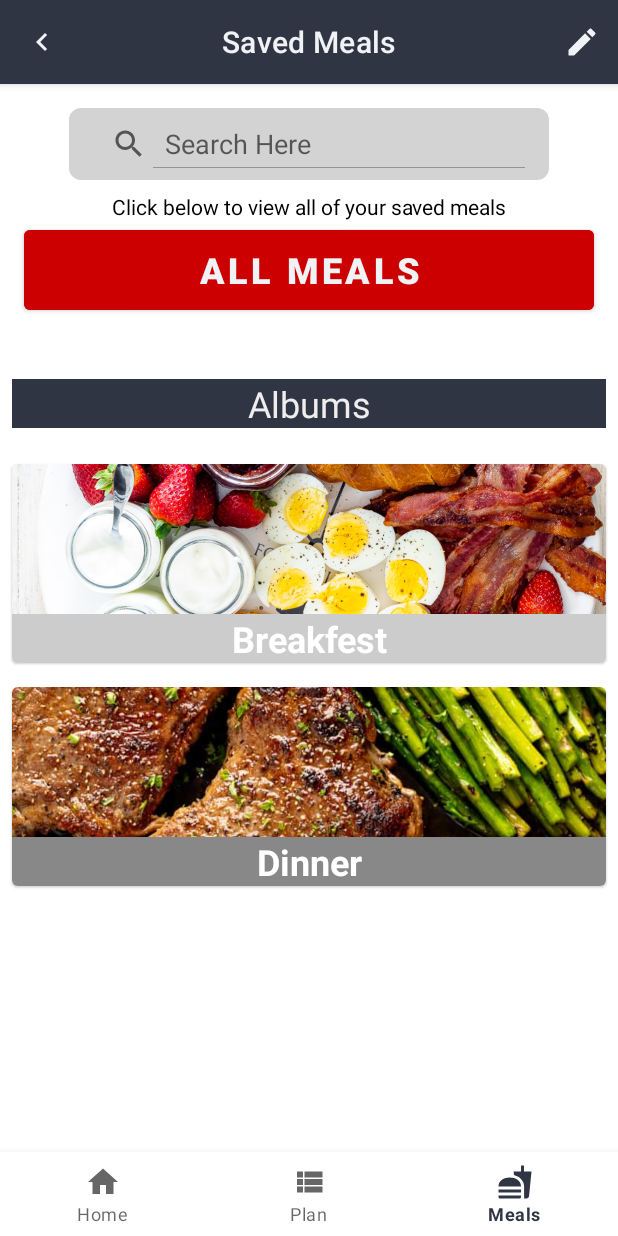
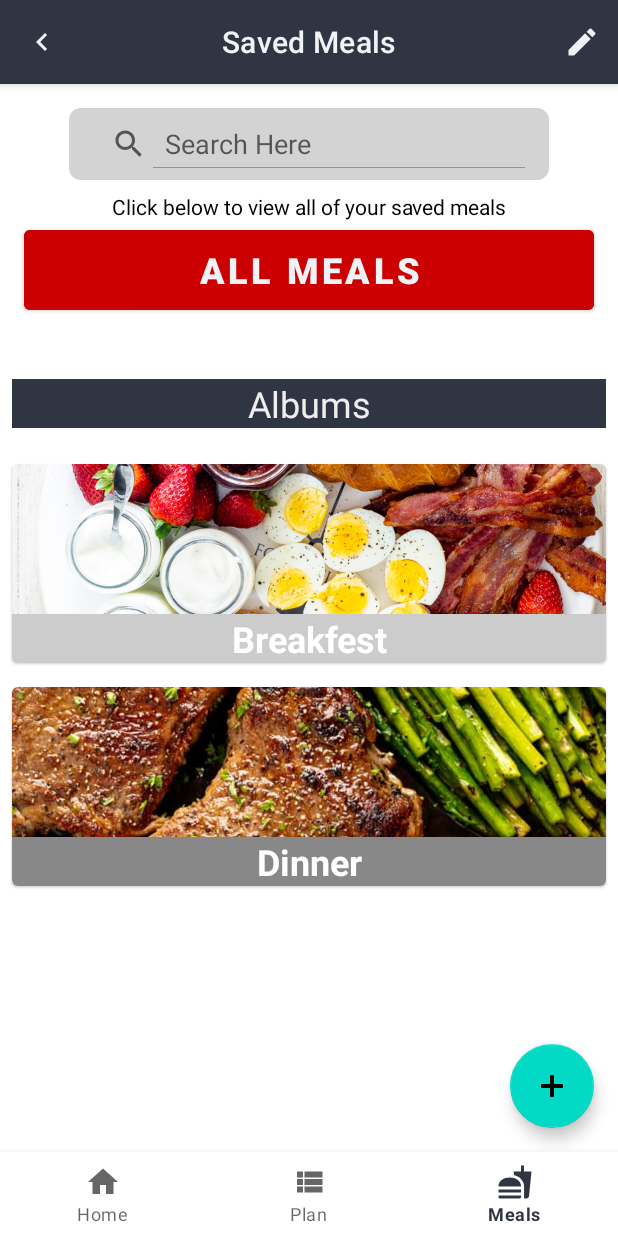
Before and after one commit to mycrazycurls/CS3714FoodManager, an Android app: the SavedMealsFragment screen opened through its navigation route, on a phone screen of 412 x 824 dp. Run offline under Robolectric (Android 15) with nearby library versions, the phone set to English and light mode, and no system bars; our stand-ins replace navigation-ui.

Commit message:
Add button

```diff
--- a/app/src/main/res/layout/fragment_day.xml
+++ b/app/src/main/res/layout/fragment_day.xml
@@ -79,7 +79,7 @@
             android:id="@+id/floating_action_button"
             android:layout_width="wrap_content"
             android:layout_height="wrap_content"
-            android:layout_gravity="bottom|center"
+            android:layout_gravity="bottom|end"
             android:layout_margin="16dp"
             android:contentDescription=""
             app:srcCompat="@drawable/ic_add"
--- a/app/src/main/res/layout/fragment_saved_meals.xml
+++ b/app/src/main/res/layout/fragment_saved_meals.xml
@@ -98,4 +98,25 @@
         app:layout_constraintStart_toStartOf="parent"
         app:layout_constraintTop_toBottomOf="@+id/saved_meals_albums" />
 
+    <androidx.coordinatorlayout.widget.CoordinatorLayout
+        android:id="@+id/coordinatorLayout"
+        android:layout_width="0dp"
+        android:layout_height="0dp"
+        app:layout_constraintBottom_toBottomOf="parent"
+        app:layout_constraintEnd_toEndOf="parent"
+        app:layout_constraintStart_toStartOf="parent"
+        app:layout_constraintTop_toTopOf="parent">
+
+        <com.google.android.material.floatingactionbutton.FloatingActionButton
+            android:id="@+id/floating_action_button"
+            android:layout_width="wrap_content"
+            android:layout_height="wrap_content"
+            android:layout_gravity="bottom|end"
+            android:layout_margin="16dp"
+            android:contentDescription=""
+            app:srcCompat="@drawable/ic_add"
+            tools:ignore="SpeakableTextPresentCheck" />
+
+    </androidx.coordinatorlayout.widget.CoordinatorLayout>
+
 </androidx.constraintlayout.widget.ConstraintLayout>
```
